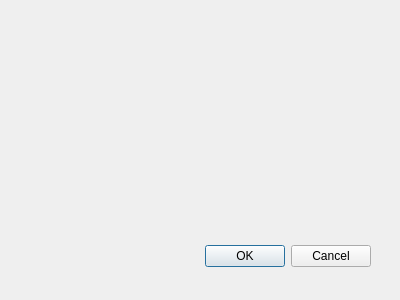
The window that QFile2Snes/sendtodialog.ui (Skarsnik/QUsb2snes) describes before a commit, drawn with Qt 5.
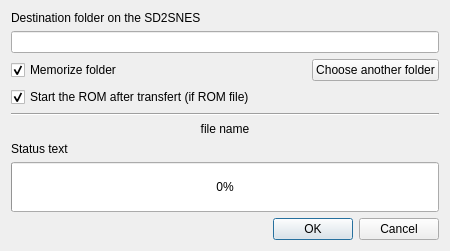
The same window after the commit.

```diff
--- a/QFile2Snes/sendtodialog.ui
+++ b/QFile2Snes/sendtodialog.ui
@@ -8,29 +8,126 @@
    <rect>
     <x>0</x>
     <y>0</y>
-    <width>400</width>
-    <height>300</height>
+    <width>450</width>
+    <height>243</height>
    </rect>
   </property>
   <property name="windowTitle">
    <string>Dialog</string>
   </property>
-  <widget name="buttonBox" class="QDialogButtonBox">
-   <property name="geometry">
-    <rect>
-     <x>30</x>
-     <y>240</y>
-     <width>341</width>
-     <height>32</height>
-    </rect>
-   </property>
-   <property name="orientation">
-    <enum>Qt::Horizontal</enum>
-   </property>
-   <property name="standardButtons">
-    <set>QDialogButtonBox::Cancel|QDialogButtonBox::Ok</set>
-   </property>
-  </widget>
+  <layout class="QVBoxLayout" name="verticalLayout">
+   <item>
+    <widget class="QLabel" name="label">
+     <property name="text">
+      <string>Destination folder on the SD2SNES</string>
+     </property>
+    </widget>
+   </item>
+   <item>
+    <widget class="QLineEdit" name="dirLineEdit">
+     <property name="readOnly">
+      <bool>true</bool>
+     </property>
+    </widget>
+   </item>
+   <item>
+    <layout class="QHBoxLayout" name="horizontalLayout">
+     <item>
+      <widget class="QCheckBox" name="saveDirCheckBox">
+       <property name="text">
+        <string>Memorize folder</string>
+       </property>
+       <property name="checked">
+        <bool>true</bool>
+       </property>
+      </widget>
+     </item>
+     <item>
+      <spacer name="horizontalSpacer">
+       <property name="orientation">
+        <enum>Qt::Horizontal</enum>
+       </property>
+       <property name="sizeHint" stdset="0">
+        <size>
+         <width>40</width>
+         <height>20</height>
+        </size>
+       </property>
+      </spacer>
+     </item>
+     <item>
+      <widget class="QPushButton" name="pushButton">
+       <property name="text">
+        <string>Choose another folder</string>
+       </property>
+      </widget>
+     </item>
+    </layout>
+   </item>
+   <item>
+    <widget class="QCheckBox" name="romStartCheckBox">
+     <property name="text">
+      <string>Start the ROM after transfert (if ROM file)</string>
+     </property>
+     <property name="checked">
+      <bool>true</bool>
+     </property>
+    </widget>
+   </item>
+   <item>
+    <widget class="Line" name="line">
+     <property name="orientation">
+      <enum>Qt::Horizontal</enum>
+     </property>
+    </widget>
+   </item>
+   <item>
+    <widget class="QLabel" name="filenameLabel">
+     <property name="text">
+      <string>file name</string>
+     </property>
+     <property name="alignment">
+      <set>Qt::AlignCenter</set>
+     </property>
+    </widget>
+   </item>
+   <item>
+    <widget class="QLabel" name="statusLabel">
+     <property name="text">
+      <string>Status text</string>
+     </property>
+    </widget>
+   </item>
+   <item>
+    <widget class="QProgressBar" name="progressBar">
+     <property name="sizePolicy">
+      <sizepolicy hsizetype="Expanding" vsizetype="Minimum">
+       <horstretch>0</horstretch>
+       <verstretch>0</verstretch>
+      </sizepolicy>
+     </property>
+     <property name="minimumSize">
+      <size>
+       <width>0</width>
+       <height>50</height>
+      </size>
+     </property>
+     <property name="value">
+      <number>0</number>
+     </property>
+    </widget>
+   </item>
+   <item>
+    <widget class="QDialogButtonBox" name="buttonBox">
+     <property name="orientation">
+      <enum>Qt::Horizontal</enum>
+     </property>
+     <property name="standardButtons">
+      <set>QDialogButtonBox::Cancel|QDialogButtonBox::Ok</set>
+     </property>
+    </widget>
+   </item>
+  </layout>
  </widget>
  <pixmapfunction/>
  <resources/>
```
Left out of the diff: 9 changed lines with no effect on the pictures.
